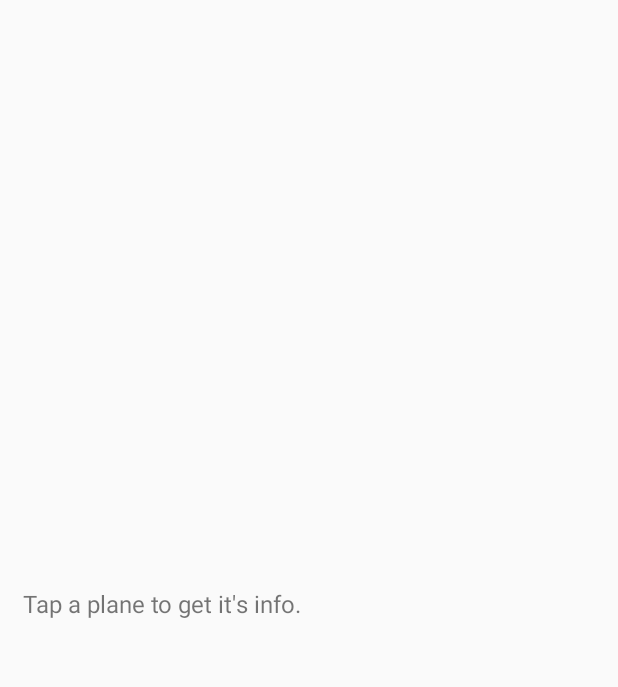
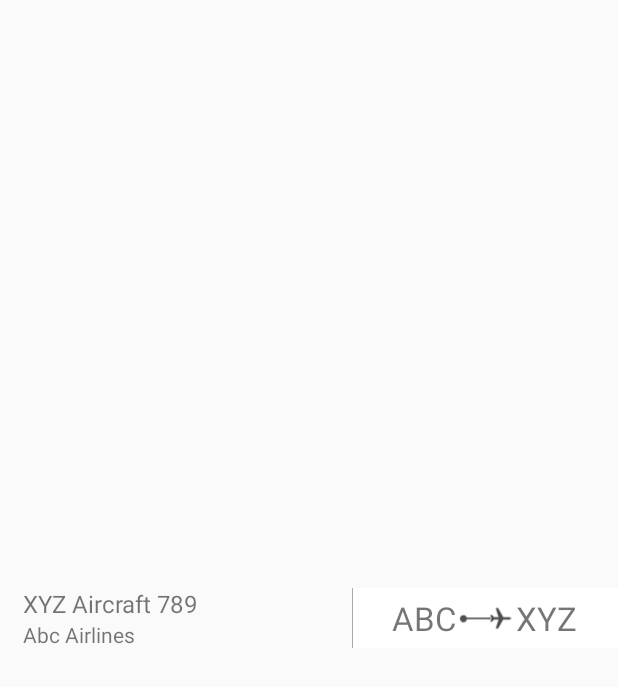
Before and after one commit to gurinderhans/WhatPlaneIsThat, an Android app: the layout panelbar_top.xml on its own in the app's theme, with its tools: preview values and no code run, on a phone screen of 412 x 824 dp. Shown: the top 687 px of the screen. Run offline under Robolectric (Android 15) with nearby library versions, the phone set to English and light mode, and no system bars.

Commit message:
update panel layout

```diff
--- /dev/null
+++ b/app/android/WhatPlaneIsThat/app/src/main/res/drawable/border.xml
@@ -0,0 +1,13 @@
+<?xml version="1.0" encoding="utf-8"?>
+<layer-list xmlns:android="http://schemas.android.com/apk/res/android">
+    <item>
+        <shape android:shape="rectangle">
+            <solid android:color="#aaaaaa" />
+        </shape>
+    </item>
+    <item android:left="1dp">
+        <shape android:shape="rectangle">
+            <solid android:color="#ffffff" />
+        </shape>
+    </item>
+</layer-list>
--- a/app/android/WhatPlaneIsThat/app/src/main/res/layout/panelbar_top.xml
+++ b/app/android/WhatPlaneIsThat/app/src/main/res/layout/panelbar_top.xml
@@ -9,54 +9,65 @@
         android:layout_width="0dp"
         android:layout_height="wrap_content"
         android:layout_gravity="center_vertical"
-        android:layout_marginLeft="15dp"
-        android:layout_marginStart="15dp"
-        android:layout_weight="0.6"
-        android:orientation="vertical">
+        android:layout_weight="0.57"
+        android:orientation="vertical"
+        android:paddingEnd="15dp"
+        android:paddingLeft="15dp"
+        android:paddingRight="15dp"
+        android:paddingStart="15dp">
 
         <TextView
             android:id="@+id/planeName"
             android:layout_width="wrap_content"
             android:layout_height="wrap_content"
-            android:ellipsize="middle"
-            android:scrollHorizontally="false"
-            android:text="@string/no_plane_marker_selected"
+            android:ellipsize="end"
+            android:singleLine="true"
+            android:text="XYZ Aircraft 789"
             android:textSize="16sp" />
 
         <TextView
             android:id="@+id/airlineName"
             android:layout_width="wrap_content"
-            android:layout_height="wrap_content" />
+            android:layout_height="wrap_content"
+            android:text="Abc Airlines" />
     </LinearLayout>
 
-    <LinearLayout
+    <RelativeLayout
         android:layout_width="0dp"
         android:layout_height="wrap_content"
         android:layout_gravity="center_vertical"
-        android:layout_marginEnd="5dp"
-        android:layout_marginRight="5dp"
-        android:layout_weight="0.4"
+        android:layout_weight="0.43"
+        android:background="@drawable/border">
+
+        <LinearLayout
+            android:layout_width="wrap_content"
+            android:layout_height="wrap_content"
+            android:layout_centerInParent="true"
             android:orientation="horizontal">
 
             <TextView
                 android:id="@+id/planeFrom"
                 android:layout_width="wrap_content"
                 android:layout_height="wrap_content"
-            android:layout_marginEnd="2dp"
-            android:layout_marginRight="2dp"
-            android:layout_marginTop="5dp"
+                android:layout_gravity="center"
+                android:text="ABC"
                 android:textSize="22sp" />
 
             <ImageView
                 android:id="@+id/plane_from_to_img"
                 android:layout_width="40dp"
-            android:layout_height="40dp" />
+                android:layout_height="40dp"
+                android:layout_gravity="center"
+                android:src="@drawable/plane_from_to" />
 
             <TextView
                 android:id="@+id/planeTo"
                 android:layout_width="wrap_content"
                 android:layout_height="wrap_content"
-            android:layout_marginTop="5dp"
+                android:layout_gravity="center"
+                android:text="XYZ"
                 android:textSize="22sp" />
         </LinearLayout>
+    </RelativeLayout>
+
 </LinearLayout>
```
Also changed, not shown: app/android/WhatPlaneIsThat/app/src/main/java/gurinderhans/me/whatplaneisthat/Constants.java (+6 -4 lines), app/android/WhatPlaneIsThat/app/src/main/java/gurinderhans/me/whatplaneisthat/MainActivity.java (+10 -12 lines), app/android/WhatPlaneIsThat/app/src/main/res/layout/activity_main.xml (+14 -9 lines). Lines whose indentation alone changed are shown as unchanged.
